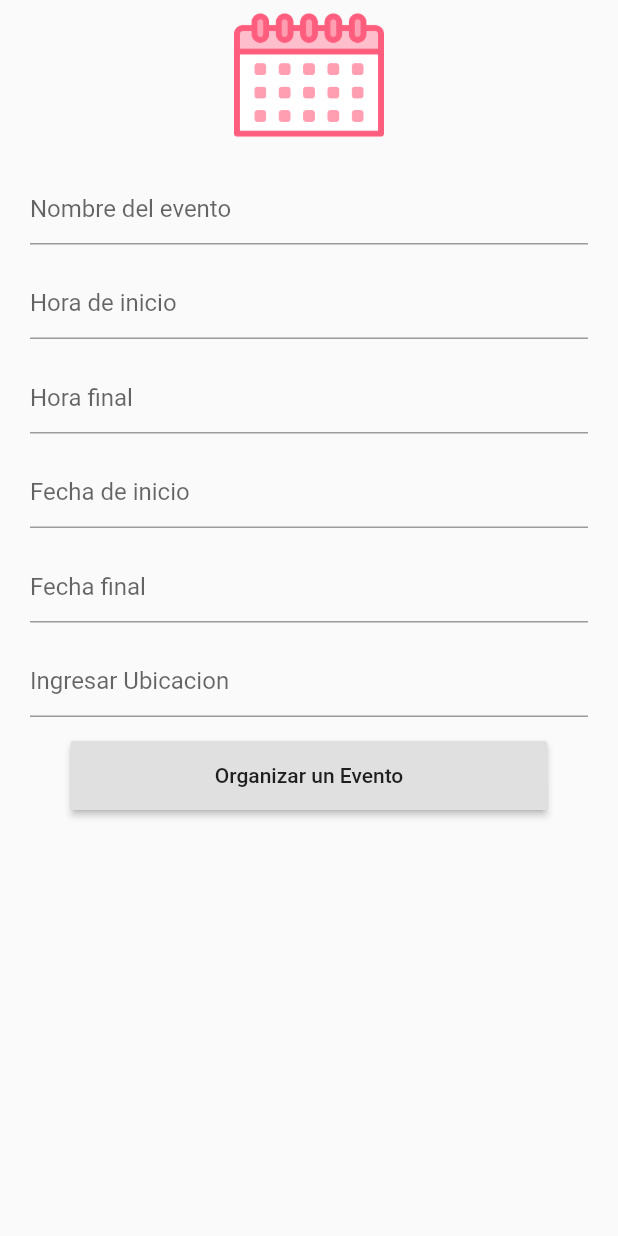
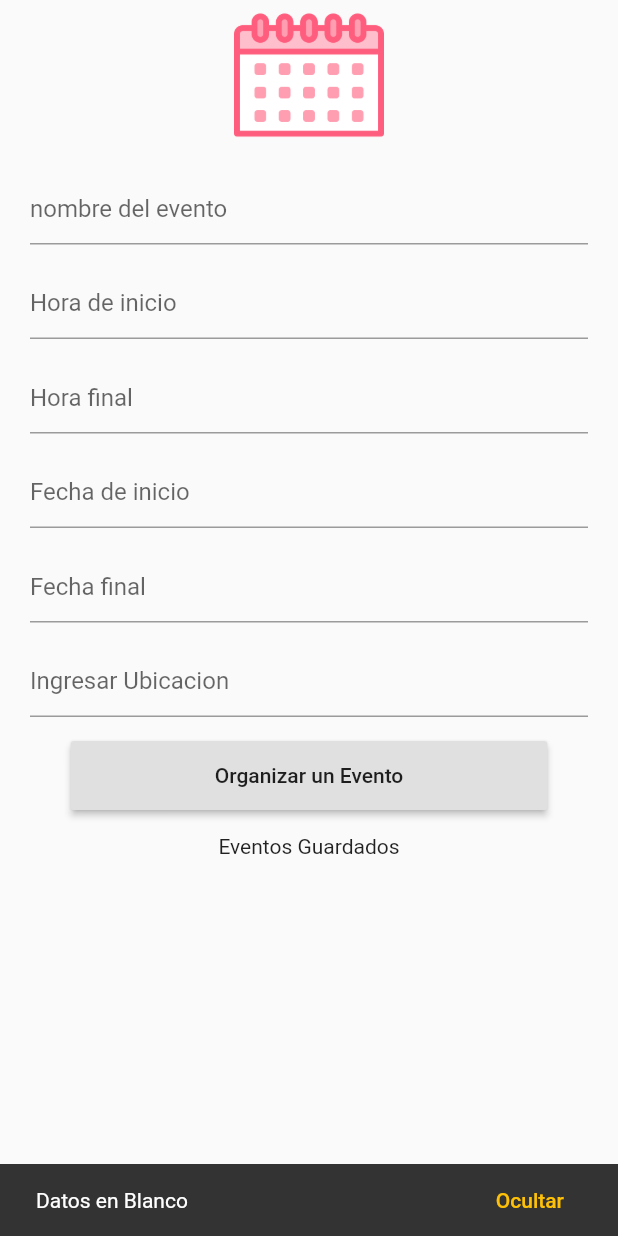
Before and after one commit to vivianavf/AnimalFav, a Flutter app: the eventosPage screen opened directly, after a tap on "Organizar un Evento", on a phone screen of 412 x 824 dp. Run offline on Flutter 3.47's test engine with Material 2 defaults, Android fonts, the phone set to English and light mode, and no system bars; our stand-ins replace flutter_speed_dial, modal_progress_hud_nsn, snippet_coder_utils; missing offline and left inert: dart:js, googleapis, scratcher; network calls fail.

Commit message:
Update eventos.dart

```diff
--- a/animalfav/lib/eventos.dart
+++ b/animalfav/lib/eventos.dart
@@ -1,3 +1,4 @@
+import 'package:flutter/cupertino.dart';
 import 'package:flutter/material.dart';
 import 'dart:js' as js;
 
@@ -19,7 +20,7 @@ class _eventosPageState extends State<eventosPage> {
   String Ubicacion = '';
   TextEditingController nombreController = TextEditingController();
   TextEditingController fechaInicioController = TextEditingController();
-  TextEditingController horaFinalFController = TextEditingController();
+  TextEditingController horaFinalController = TextEditingController();
   TextEditingController horaInicioController = TextEditingController();
   TextEditingController fechaFinalController = TextEditingController();
   TextEditingController UbicacionController = TextEditingController();
@@ -30,7 +31,8 @@ class _eventosPageState extends State<eventosPage> {
           child: Column(
         children: [
           Image.asset(
-            'assets/images/calendario.png',height: 100.0,
+            'assets/images/calendario.png',
+            height: 100.0,
           ),
           SizedBox(
             height: 15.0,
@@ -63,6 +65,7 @@ class _eventosPageState extends State<eventosPage> {
           SizedBox(
             height: 15.0,
           ),
+          Text("Eventos Guardados"),
         ],
       )),
     );
@@ -77,34 +80,32 @@ class _eventosPageState extends State<eventosPage> {
             child: Text('Organizar un Evento'),
           ),
           onPressed: () {
-            AlertDialog(
-              title: Text('Evento guardado'),
-              content: SingleChildScrollView(
-                child: ListBody(
-                  children: [Text('Evento guardado')],
-                ),
-              ),
-              actions: <Widget>[
-                TextButton(
-                  child: Text('Ok'),
-                  onPressed: () {
-                    Navigator.of(context).pop();
-                  },
-                )
-              ],
-            );
+            if (nombreController.text == "" ||
+                fechaInicioController.text == "" ||
+                fechaFinalController.text == "" ||
+                horaInicioController.text == "" ||
+                fechaFinalController.text == "") {
+              _showToast(context, "Datos en Blanco");
+            } else {
+              _confirmacionEvento(context);
+            }
           });
     });
   }
 
-  void formularioEvento() {}
+  Future<void> _confirmacionEvento(BuildContext context) async {
+    return showCupertinoDialog<void>(
+      context: context,
+      builder: (_) => _buildAlertDialog(),
+    );
+  }
 
   Widget nombreTextField() {
     return StreamBuilder(builder: (BuildContext context, AsyncSnapShot) {
       return Container(
         padding: EdgeInsets.symmetric(horizontal: 20.0),
         child: TextField(
-          decoration: InputDecoration(hintText: 'Nombre del evento'),
+          decoration: InputDecoration(hintText: 'nombre del evento'),
           onChanged: (text) {},
           controller: nombreController,
         ),
@@ -158,7 +159,7 @@ class _eventosPageState extends State<eventosPage> {
         child: TextField(
           decoration: InputDecoration(hintText: 'Hora final'),
           onChanged: (text) {},
-          controller: horaFinalFController,
+          controller: horaFinalController,
         ),
       );
     });
@@ -176,4 +177,56 @@ class _eventosPageState extends State<eventosPage> {
       );
     });
   }
+
+  Widget _buildAlertDialog() {
+    return AlertDialog(
+        title: Text('Guardar Evento'),
+        content: Text("Desea guardar el evento actual?"),
+        actions: <Widget>[
+          FlatButton(
+              child: Text("Aceptar"),
+              textColor: Colors.blue,
+              onPressed: () {
+                Navigator.of(context).pop();
+                EventoGuardado();
+                _showToast(context, "Evento Guardado");
+              }),
+          FlatButton(
+              child: Text("Cancelar"),
+              textColor: Colors.red,
+              onPressed: () {
+                Navigator.of(context).pop();
+              }),
+        ]);
+  }
+
+  void _showToast(BuildContext context, String message) {
+    final scaffold = ScaffoldMessenger.of(context);
+    scaffold.showSnackBar(
+      SnackBar(
+        content: Text(message),
+        action: SnackBarAction(
+            label: 'Ocultar', onPressed: scaffold.hideCurrentSnackBar),
+      ),
+    );
+  }
+
+  Widget _EventoText(BuildContext context) {
+    return StreamBuilder(builder: (BuildContext context, AsyncSnapShot) {
+      return Column(
+        children: [
+          Text("Nombre del evento: " + nombreController.text),
+          Text("Ubicacion: " + UbicacionController.text),
+          Text("Hora de Inicio: " + horaInicioController.text),
+          Text("Hora Final: " + horaFinalController.text),
+          Text("Fecha de Inicio: " + fechaInicioController.text),
+          Text("Fecha Final: " + fechaFinalController.text)
+        ],
+      );
+    });
+  }
+
+  void EventoGuardado() {
+    _EventoText(context);
+  }
 }
```
